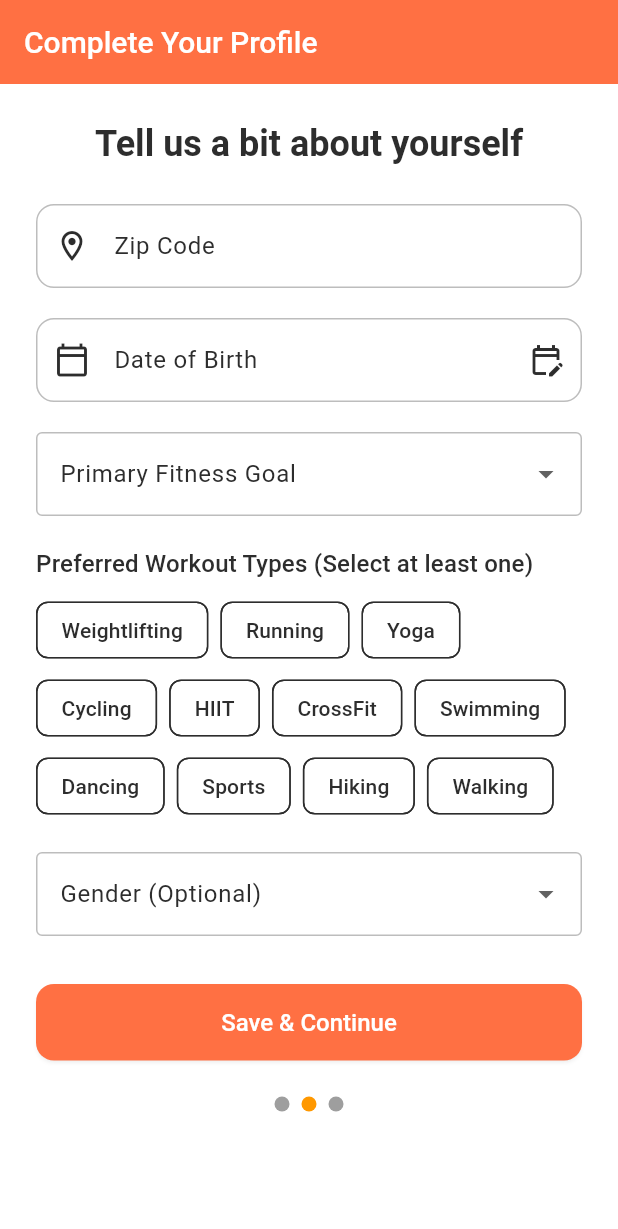
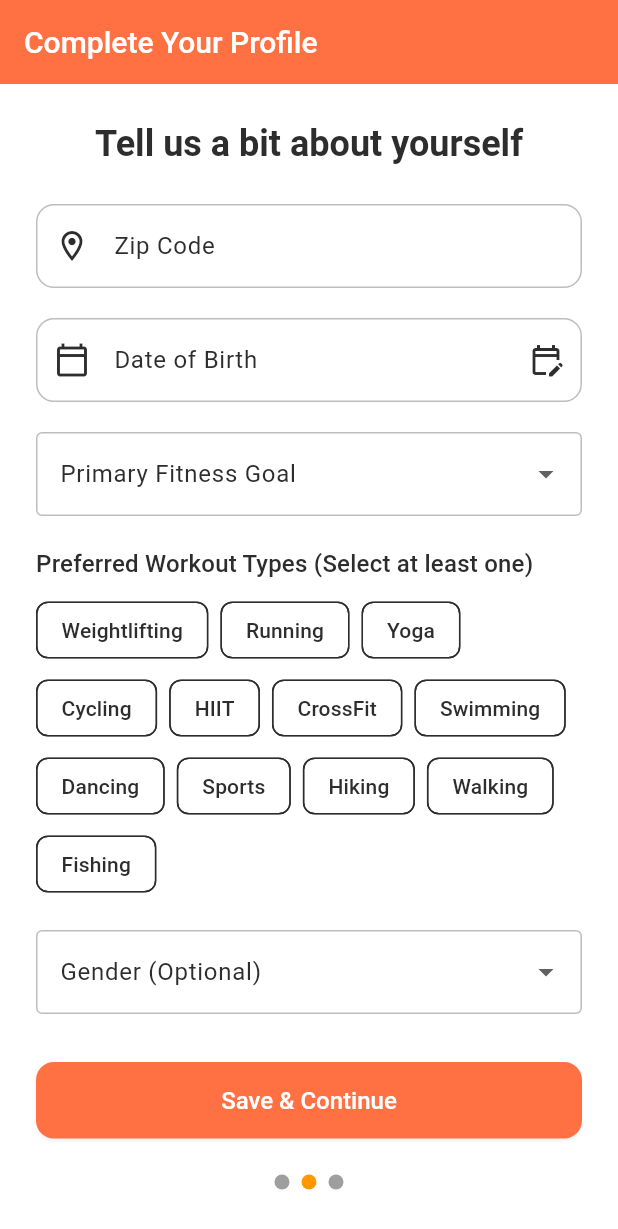
Before and after one commit to AlrxKali/PushPal, a Flutter app: the screen it shows once a user with an empty profile is signed in, on a phone screen of 412 x 824 dp. Shown: the top 1229 px of the screen. Run offline on Flutter 3.47's test engine with Material 3 defaults, Android fonts, the phone set to English and light mode, and no system bars; our stand-ins replace cloud_firestore, firebase_auth, firebase_core, flutter_riverpod, go_router; missing offline and left inert: workout_app; accounts and stored records are empty.

Commit message:
Adding fishing to the list

```diff
--- a/lib/src/features/auth/presentation/create_profile_screen.dart
+++ b/lib/src/features/auth/presentation/create_profile_screen.dart
@@ -47,6 +47,7 @@ class _CreateProfileScreenState extends ConsumerState<CreateProfileScreen> {
     "Sports",
     "Hiking",
     "Walking",
+    "Fishing",
   ];
   final List<String> _genderOptions = [
     "Male",
```
Also changed, not shown: 1 other file.
